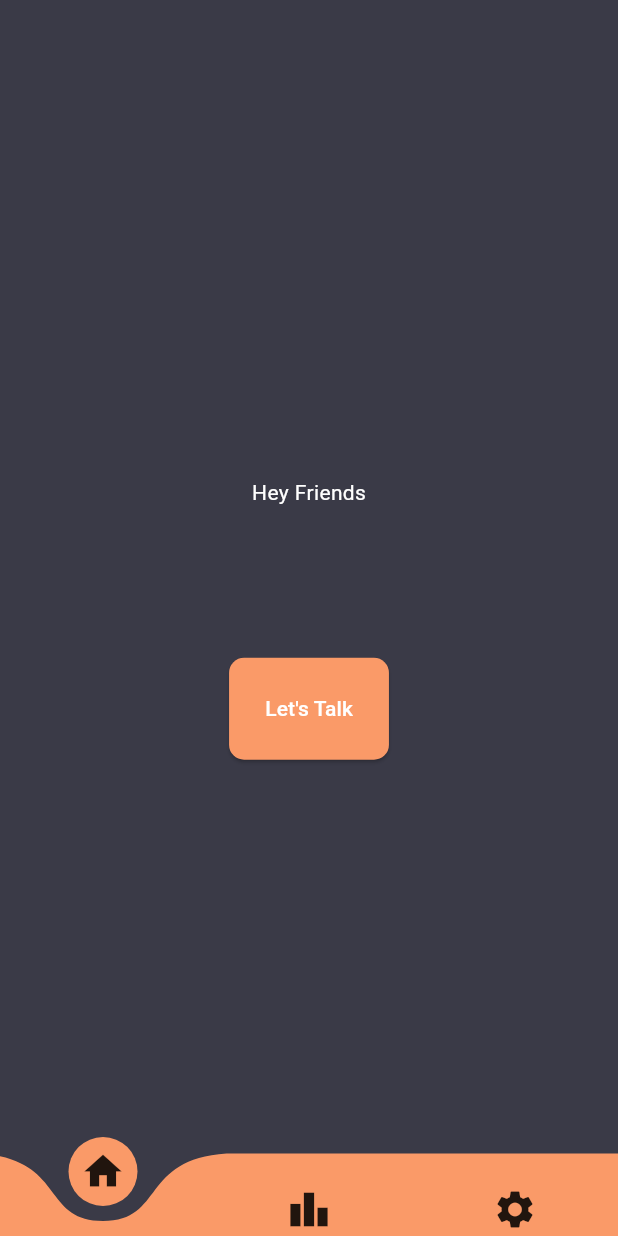
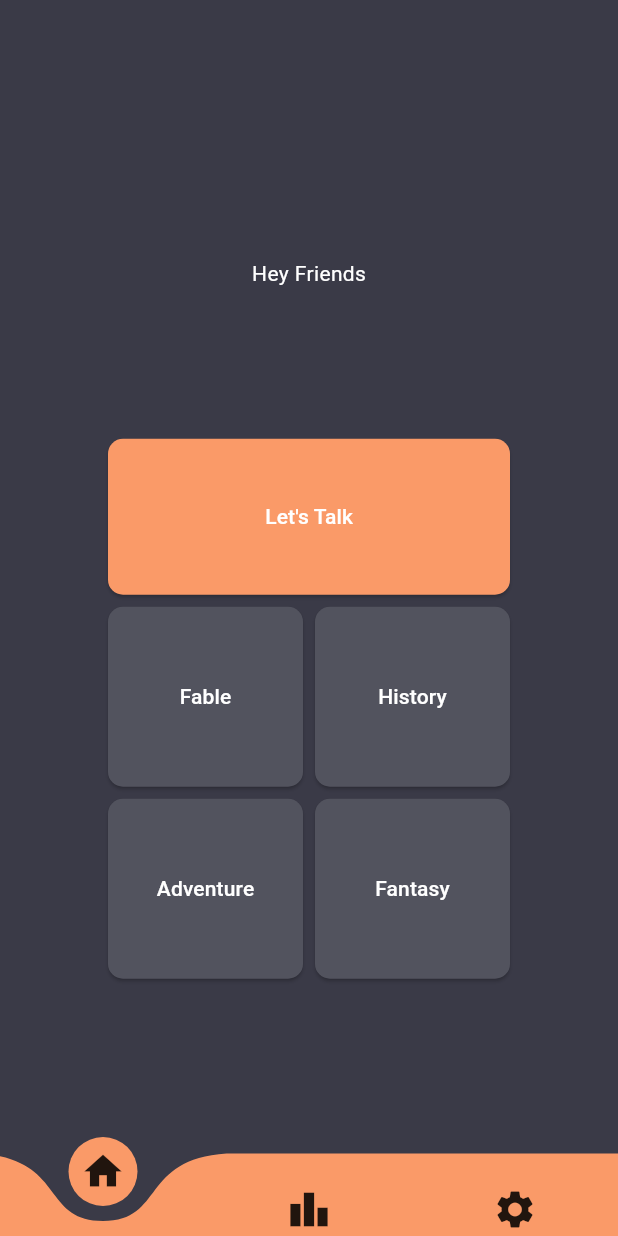
Before and after one commit to CandraZul/Hey-Friends, a Flutter app: the screen it shows after launch, on a phone screen of 412 x 824 dp. Run offline on Flutter 3.47's test engine with Material 3 defaults, Android fonts, the phone set to English and light mode, and no system bars; drawn by our look-alikes of curved_navigation_bar.

Commit message:
progress kedua

```diff
--- a/lib/main.dart
+++ b/lib/main.dart
@@ -1,5 +1,6 @@
 import 'package:flutter/material.dart';
 import 'package:hey_friends/pages/main_page.dart';
+import 'package:hey_friends/pages/quiz_page.dart';
 
 void main() {
   runApp(const MyApp());
@@ -13,7 +14,11 @@ class MyApp extends StatelessWidget {
   Widget build(BuildContext context) {
     return MaterialApp(
       debugShowCheckedModeBanner: false,
-      home: MainPage(),
+      initialRoute: '/',
+      routes: {
+        '/': (context) => MainPage(),
+        '/quiz': (context) => QuizPage()
+      },
     );
   }
 }
--- a/lib/pages/main_page.dart
+++ b/lib/pages/main_page.dart
@@ -2,8 +2,15 @@ import 'package:curved_navigation_bar/curved_navigation_bar.dart';
 import 'package:flutter/material.dart';
 import 'package:flutter/services.dart';
 
-class MainPage extends StatelessWidget {
+class MainPage extends StatefulWidget {
   const MainPage({super.key});
+
+  @override
+  State<MainPage> createState() => _MainPageState();
+}
+
+class _MainPageState extends State<MainPage> {
+  int _page = 0;
 
   @override
   Widget build(BuildContext context) {
@@ -30,7 +37,10 @@ class MainPage extends StatelessWidget {
             Row(
               mainAxisAlignment: MainAxisAlignment.center,
               children: [
-                ElevatedButton(
+                SizedBox(
+                  height: 104,
+                  width: 268,
+                  child: ElevatedButton(
                     onPressed: (){},
                     child: Text("Let's Talk", style: TextStyle(color: Colors.white),),
                     style: ElevatedButton.styleFrom(
@@ -41,11 +51,28 @@ class MainPage extends StatelessWidget {
                       backgroundColor: Color.fromARGB(255, 250, 154, 104),
                     ),
                   )
-              ],
                 )
               ],
             ),
+            Row(
+              mainAxisAlignment: MainAxisAlignment.center,
+              children: [
+                boxMenu("Fable"),
+                boxMenu("History"),
+              ],
             ),
+            Row(
+              mainAxisAlignment: MainAxisAlignment.center,
+              children: [
+                boxMenu("Adventure"),
+                boxMenu("Fantasy"),
+              ],
+            ),
+
+          ],
+        ),
+      ),
+
       bottomNavigationBar: CurvedNavigationBar(
         backgroundColor: Color.fromARGB(255, 58, 58, 71),
         buttonBackgroundColor: Color.fromARGB(255, 250, 154, 104),
@@ -55,7 +82,36 @@ class MainPage extends StatelessWidget {
           Icon(Icons.home, size: 30,),
           Icon(Icons.leaderboard, size: 30),
           Icon(Icons.settings, size: 30)
-        ]
+        ],
+        onTap: (index){
+          setState(() {
+              _page = index;
+            });
+        },
+
+      ),
+    );
+  }
+
+  Padding boxMenu(String topic) {
+    return Padding(
+                padding: const EdgeInsets.fromLTRB(4, 8, 4, 0),
+                child: SizedBox(
+                  height: 120,
+                  width: 130,
+                  child: ElevatedButton(
+                    onPressed: (){
+                      Navigator.pushNamed(context, '/quiz', arguments: topic);
+                    },
+                    child: Text(topic, style: TextStyle(color: Colors.white),),
+                    style: ElevatedButton.styleFrom(
+                      shape: RoundedRectangleBorder(
+                        borderRadius: BorderRadius.circular(10)
+                      ),
+                      padding: EdgeInsets.all(24),
+                      backgroundColor: Color.fromARGB(255, 82, 83, 94),
+                    ),
+                  )
                 ),
               );
   }
--- a/pubspec.yaml
+++ b/pubspec.yaml
@@ -36,6 +36,7 @@ dependencies:
   # Use with the CupertinoIcons class for iOS style icons.
   cupertino_icons: ^1.0.8
   curved_navigation_bar: ^1.0.3
+  rflutter_alert: ^2.0.4
 
 dev_dependencies:
   flutter_test:
```
Also changed, not shown: lib/pages/quiz_page.dart (added, +44 -0 lines), pubspec.lock. Lines whose indentation alone changed are shown as unchanged.
